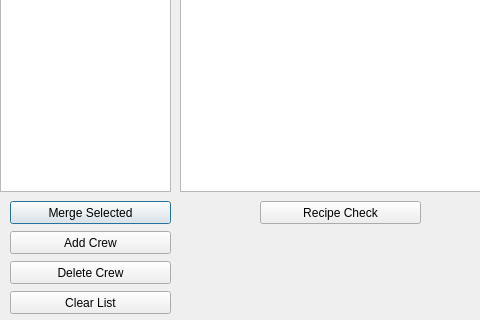
Before: the Qt Designer form _internal/_ui/pss-ttt-pc.ui in arraken/pss-ttt, drawn with Qt 5; both pictures show x 0 to 480 and y 189 to 509 of the 674 by 509 pixel window.
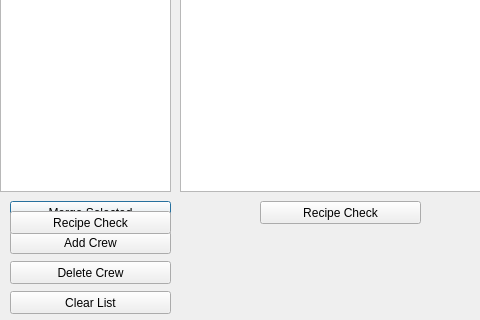
After: the same form once the commit is applied.

```diff
--- a/_internal/_ui/pss-ttt-pc.ui
+++ b/_internal/_ui/pss-ttt-pc.ui
@@ -233,6 +233,19 @@
     <string>Targeted Crew Entry</string>
    </property>
   </widget>
+  <widget class="QPushButton" name="calcRecipeCheckButton">
+   <property name="geometry">
+    <rect>
+     <x>10</x>
+     <y>400</y>
+     <width>161</width>
+     <height>23</height>
+    </rect>
+   </property>
+   <property name="text">
+    <string>Recipe Check</string>
+   </property>
+  </widget>
  </widget>
  <resources/>
  <connections/>
```
